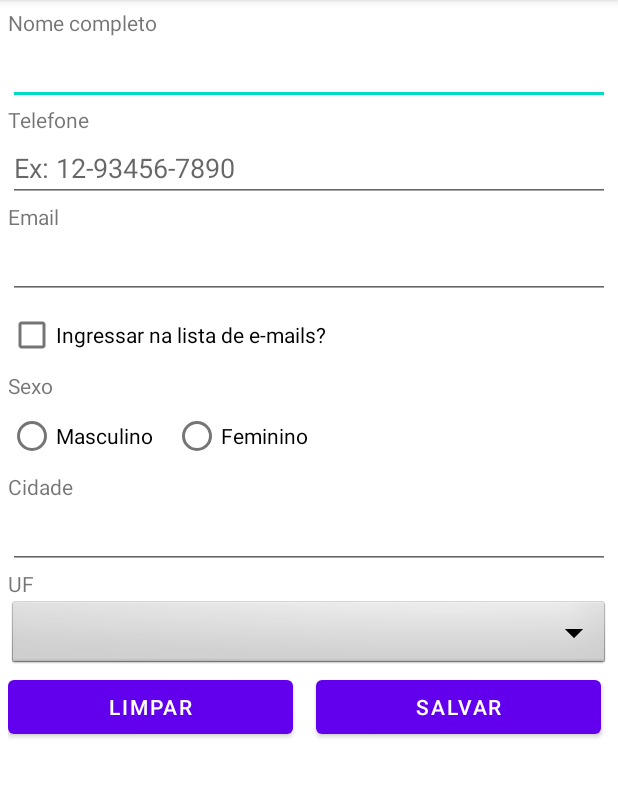
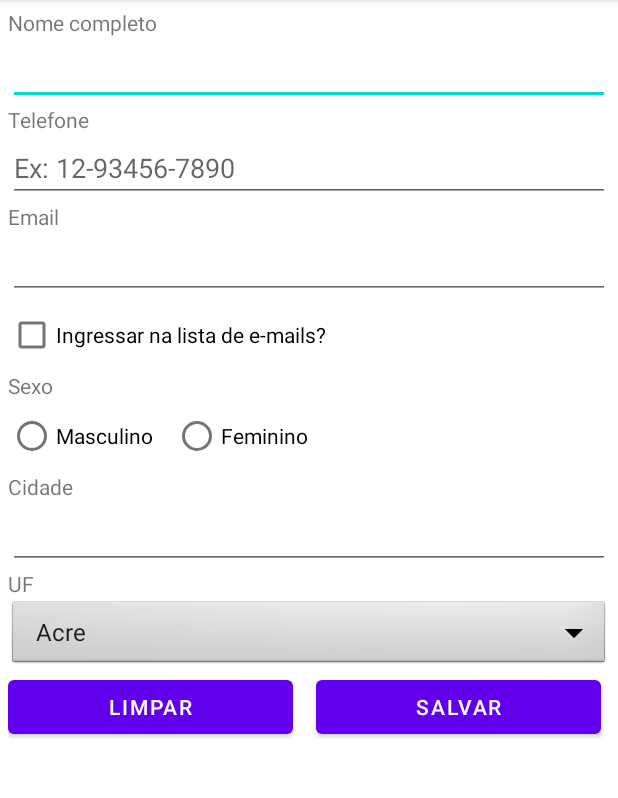
Before and after one commit to jmmarao/Cadastro, an Android app: the screen it shows after launch (MainActivity), on a phone screen of 412 x 824 dp, the part 84-882 px from its top. Run offline under Robolectric (Android 15) with nearby library versions, the phone set to English and light mode, and no system bars.

```diff
--- a/app/src/main/java/br/edu/ifsp/cadastro/MainActivity.java
+++ b/app/src/main/java/br/edu/ifsp/cadastro/MainActivity.java
@@ -3,12 +3,18 @@ package br.edu.ifsp.cadastro;
 import androidx.appcompat.app.AppCompatActivity;
 
 import android.os.Bundle;
+import android.widget.ArrayAdapter;
+import android.widget.Spinner;
 
 public class MainActivity extends AppCompatActivity {
+    private Spinner spinner;
 
     @Override
     protected void onCreate(Bundle savedInstanceState) {
         super.onCreate(savedInstanceState);
         setContentView(R.layout.activity_main);
+
+        spinner = findViewById(R.id.spinner);
+        spinner.setAdapter(new ArrayAdapter<UF>(this, android.R.layout.simple_spinner_item, UF.values()));
     }
 }
```
